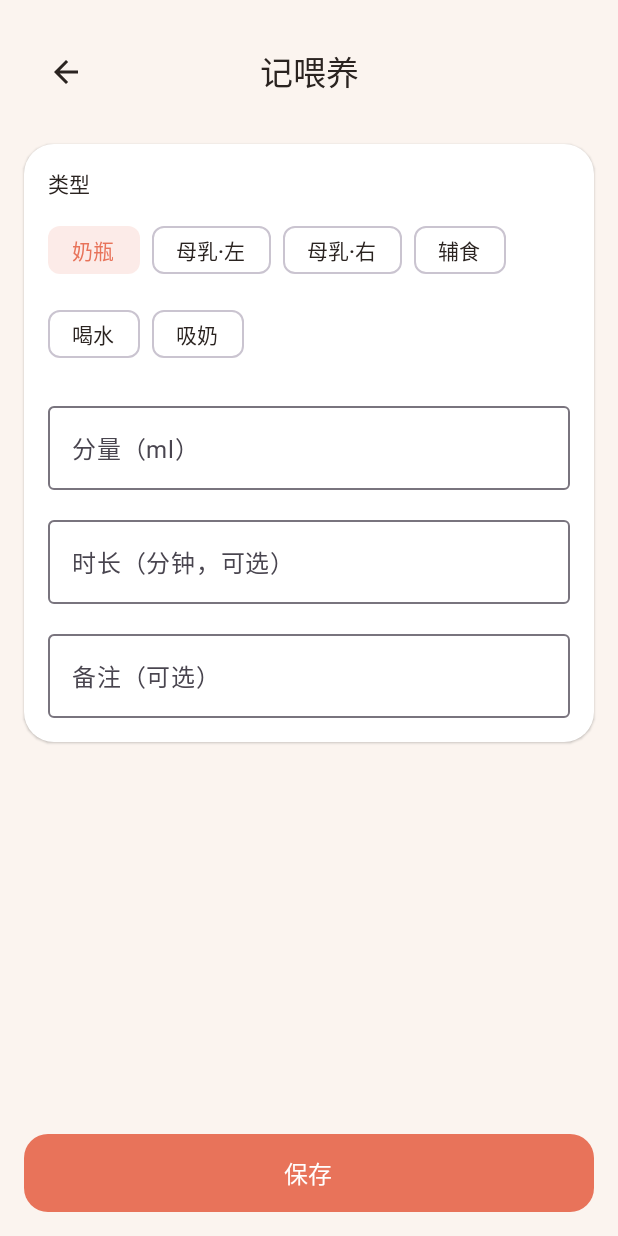
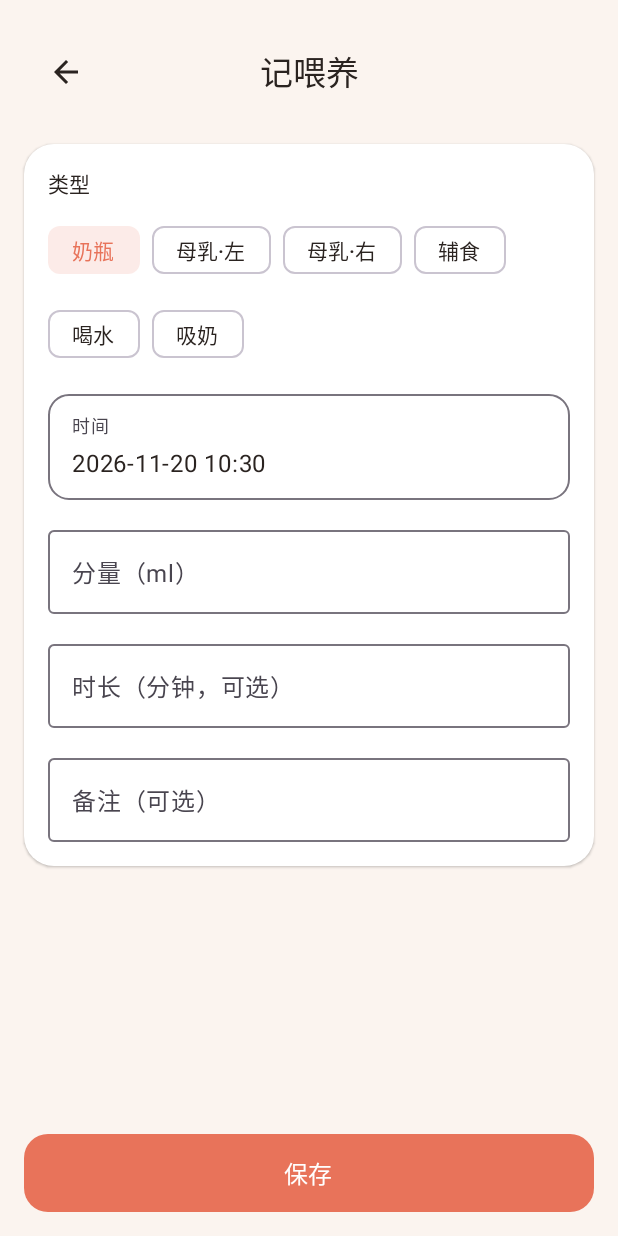
Before and after one commit to lsx9988/baby-tracker-android, an Android app built with Jetpack Compose: the composable FeedEntryScreen shown on its own in the app's theme, after a tap on "保存", on a phone screen of 412 x 824 dp. Run offline under Robolectric (Android 15) with nearby library versions, the phone set to English and light mode, and no system bars.

Commit message:
feat: edit records, today overview, timeline grouping, time picker fix

```diff
--- a/app/src/main/java/com/babytracker/app/ui/record/FeedEntryScreen.kt
+++ b/app/src/main/java/com/babytracker/app/ui/record/FeedEntryScreen.kt
@@ -1,6 +1,7 @@
 package com.babytracker.app.ui.record
 
 import androidx.compose.foundation.layout.Arrangement
+import androidx.compose.foundation.layout.Box
 import androidx.compose.foundation.layout.Column
 import androidx.compose.foundation.layout.ExperimentalLayoutApi
 import androidx.compose.foundation.layout.FlowRow
@@ -9,21 +10,25 @@ import androidx.compose.foundation.layout.fillMaxSize
 import androidx.compose.foundation.layout.fillMaxWidth
 import androidx.compose.foundation.layout.height
 import androidx.compose.foundation.layout.padding
+import androidx.compose.foundation.rememberScrollState
+import androidx.compose.foundation.verticalScroll
 import androidx.compose.material3.ExperimentalMaterial3Api
 import androidx.compose.material3.FilterChip
-import androidx.compose.material3.MaterialTheme
 import androidx.compose.material3.OutlinedTextField
 import androidx.compose.material3.Text
 import androidx.compose.runtime.Composable
+import androidx.compose.runtime.LaunchedEffect
 import androidx.compose.runtime.getValue
 import androidx.compose.runtime.mutableStateOf
 import androidx.compose.runtime.remember
 import androidx.compose.runtime.setValue
+import androidx.compose.ui.Alignment
 import androidx.compose.ui.Modifier
 import androidx.compose.ui.unit.dp
 import androidx.lifecycle.compose.collectAsStateWithLifecycle
 import com.babytracker.app.domain.model.FeedType
 import com.babytracker.app.ui.components.BackTopBar
+import com.babytracker.app.ui.components.DateTimePickerField
 import com.babytracker.app.ui.components.FieldLabel
 import com.babytracker.app.ui.components.SaveButton
 import com.babytracker.app.ui.components.SectionCard
@@ -38,15 +43,37 @@ fun FeedEntryScreen(
 ) {
     val babies by viewModel.babyRepo.babies.collectAsStateWithLifecycle(emptyList())
     val babyId = viewModel.selectedBabyId ?: babies.firstOrNull()?.id
+    val original = viewModel.editingFeed
+
+    LaunchedEffect(Unit) { viewModel.fetchEdit() }
 
     var type by remember { mutableStateOf(FeedType.BOTTLE) }
     var amount by remember { mutableStateOf("") }
     var duration by remember { mutableStateOf("") }
     var note by remember { mutableStateOf("") }
+    var timestamp by remember { mutableStateOf(System.currentTimeMillis()) }
 
-    Column(Modifier.fillMaxSize().padding(16.dp)) {
-        BackTopBar("记喂养", onBack)
-        Spacer(Modifier.height(16.dp))
+    LaunchedEffect(original) {
+        original?.let {
+            type = FeedType.fromName(it.type)
+            amount = it.amount.display()
+            duration = it.durationMin?.toString() ?: ""
+            note = it.note
+            timestamp = it.timestamp
+        }
+    }
+
+    val isEdit = original != null
+
+    Box(Modifier.fillMaxSize()) {
+        Column(
+            Modifier
+                .verticalScroll(rememberScrollState())
+                .padding(16.dp)
+                .padding(bottom = 84.dp)
+        ) {
+            BackTopBar(if (isEdit) "编辑喂养" else "记喂养", onBack)
+            Spacer(Modifier.height(16.dp))
 
         SectionCard {
             FieldLabel("类型")
@@ -66,6 +93,8 @@ fun FeedEntryScreen(
                 }
             }
             Spacer(Modifier.height(16.dp))
+            DateTimePickerField("时间", timestamp) { timestamp = it }
+            Spacer(Modifier.height(12.dp))
             OutlinedTextField(
                 value = amount,
                 onValueChange = { amount = it },
@@ -89,13 +118,32 @@ fun FeedEntryScreen(
                 modifier = Modifier.fillMaxWidth()
             )
         }
+        }
 
-        Spacer(Modifier.weight(1f))
-        SaveButton("保存") {
-            babyId?.let { id ->
-                viewModel.addFeed(id, type, amount.toDoubleOrNull(), duration.toIntOrNull(), note)
-                onBack()
-            } ?: viewModel.message("请先添加宝宝档案")
+        fun save() {
+            if (babyId == null && original == null) {
+                viewModel.message("请先添加宝宝档案")
+                return
+            }
+            viewModel.upsertFeed(
+                babyId = babyId,
+                original = original,
+                type = type,
+                amount = amount.toDoubleOrNull(),
+                durationMin = duration.toIntOrNull(),
+                note = note,
+                timestamp = timestamp
+            )
+            viewModel.clearEdit()
+            onBack()
         }
+        SaveButton(
+            if (isEdit) "保存修改" else "保存",
+            modifier = Modifier.align(Alignment.BottomCenter).padding(16.dp),
+            onClick = ::save
+        )
     }
 }
+
+private fun Double?.display(): String =
+    this?.let { if (it % 1.0 == 0.0) it.toInt().toString() else it.toString() } ?: ""
```
